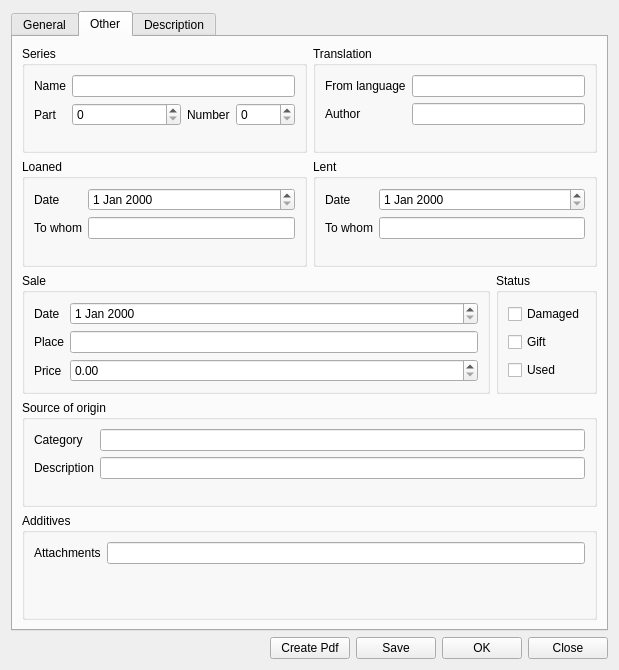
First picture: the form in bookeditor.ui, repository aksi1984/Home-library, before the edit.
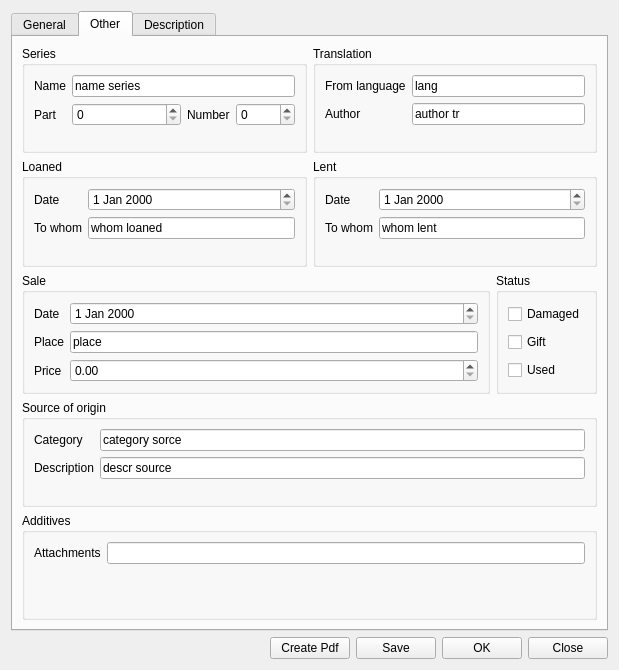
Second picture: the form after the edit. The open tabs and pages were chosen to show the change.

Diff of the .ui file:
```diff
--- a/bookeditor.ui
+++ b/bookeditor.ui
@@ -483,7 +483,11 @@
                    </widget>
                   </item>
                   <item row="0" column="1">
-                   <widget class="QLineEdit" name="nameLine"/>
+                   <widget class="QLineEdit" name="nameLine">
+                    <property name="text">
+                     <string>name series</string>
+                    </property>
+                   </widget>
                   </item>
                   <item row="1" column="0">
                    <widget class="QLabel" name="PartLabel">
@@ -534,7 +538,11 @@
                    </widget>
                   </item>
                   <item row="0" column="1">
-                   <widget class="QLineEdit" name="fromLanguageLine"/>
+                   <widget class="QLineEdit" name="fromLanguageLine">
+                    <property name="text">
+                     <string>lang</string>
+                    </property>
+                   </widget>
                   </item>
                   <item row="1" column="0">
                    <widget class="QLabel" name="translationAuthor">
@@ -544,7 +552,11 @@
                    </widget>
                   </item>
                   <item row="1" column="1">
-                   <widget class="QLineEdit" name="translationAuthorLine"/>
+                   <widget class="QLineEdit" name="translationAuthorLine">
+                    <property name="text">
+                     <string>author tr</string>
+                    </property>
+                   </widget>
                   </item>
                  </layout>
                 </item>
@@ -581,7 +593,11 @@
                    </widget>
                   </item>
                   <item row="1" column="1">
-                   <widget class="QLineEdit" name="loanedToWhomLine"/>
+                   <widget class="QLineEdit" name="loanedToWhomLine">
+                    <property name="text">
+                     <string>whom loaned</string>
+                    </property>
+                   </widget>
                   </item>
                  </layout>
                 </item>
@@ -614,7 +630,11 @@
                    </widget>
                   </item>
                   <item row="1" column="1">
-                   <widget class="QLineEdit" name="lentToWhomLine"/>
+                   <widget class="QLineEdit" name="lentToWhomLine">
+                    <property name="text">
+                     <string>whom lent</string>
+                    </property>
+                   </widget>
                   </item>
                  </layout>
                 </item>
@@ -651,7 +671,11 @@
                    </widget>
                   </item>
                   <item row="1" column="1">
-                   <widget class="QLineEdit" name="salePlaceLine"/>
+                   <widget class="QLineEdit" name="salePlaceLine">
+                    <property name="text">
+                     <string>place</string>
+                    </property>
+                   </widget>
                   </item>
                   <item row="2" column="0">
                    <widget class="QLabel" name="salePriceLabel">
@@ -716,7 +740,11 @@
                  </widget>
                 </item>
                 <item row="0" column="1">
-                 <widget class="QLineEdit" name="sourceOfOriginCategoryLine"/>
+                 <widget class="QLineEdit" name="sourceOfOriginCategoryLine">
+                  <property name="text">
+                   <string>category sorce</string>
+                  </property>
+                 </widget>
                 </item>
                 <item row="1" column="0">
                  <widget class="QLabel" name="sourceOfOriginDescrLabel">
@@ -726,7 +754,11 @@
                  </widget>
                 </item>
                 <item row="1" column="1">
-                 <widget class="QLineEdit" name="sourceOfOriginDescrLine"/>
+                 <widget class="QLineEdit" name="sourceOfOriginDescrLine">
+                  <property name="text">
+                   <string>descr source</string>
+                  </property>
+                 </widget>
                 </item>
                </layout>
               </item>
```
Left out of the diff: 24 changed lines with no effect on the pictures.
